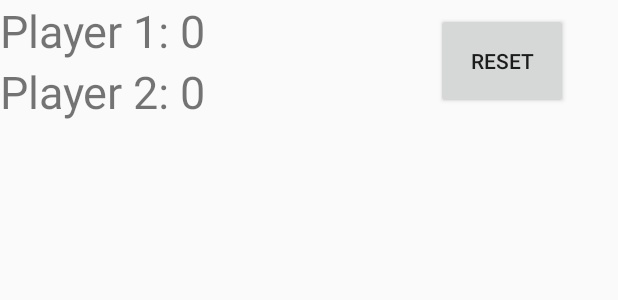
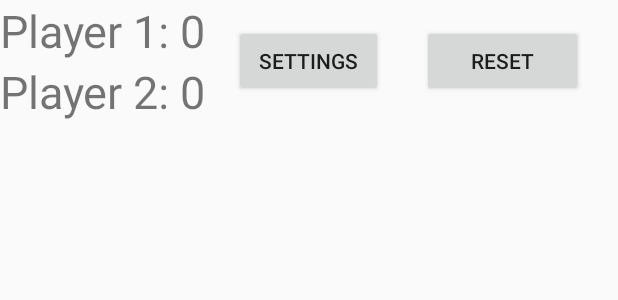
Before and after one commit to piluvr/tictac, an Android app: the layout activity_main.xml on its own in the app's theme, with its tools: preview values and no code run, on a phone screen of 412 x 824 dp. Shown: the top 300 px of the screen. Run offline under Robolectric (Android 15) with nearby library versions, the phone set to English and light mode, and no system bars.

Commit message:
Add files via upload

```diff
--- a/src/main/res/layout/activity_main.xml
+++ b/src/main/res/layout/activity_main.xml
@@ -6,7 +6,7 @@
     android:layout_height="match_parent"
     android:orientation="vertical"
     android:id="@+id/wrapper"
-    tools:context="com.example.shortcake.myapplication.MainActivity">
+    tools:context="schmidt.mc.tic_tac_toe.MainActivity">
 
     <RelativeLayout
         android:layout_width="match_parent"
@@ -29,15 +29,21 @@
 
         <Button
             android:id="@+id/button_reset"
-            android:layout_width="wrap_content"
-            android:layout_height="64dp"
+            android:layout_width="107dp"
+            android:layout_height="wrap_content"
             android:layout_alignParentEnd="true"
-            android:layout_alignParentRight="true"
             android:layout_centerVertical="true"
-            android:layout_marginEnd="33dp"
-            android:layout_marginRight="33dp"
-            android:text="reset" />
+            android:layout_marginEnd="23dp"
+            android:text="reset"
+            android:layout_marginRight="23dp"
+            android:layout_alignParentRight="true" />
 
+        <Button
+            android:id="@+id/button_settings"
+            android:layout_width="99dp"
+            android:layout_height="wrap_content"
+            android:layout_centerInParent="true"
+            android:text="Settings" />
 
 
     </RelativeLayout>
```
Also changed, not shown: src/main/res/layout/content_change.xml (+36 -18 lines).
